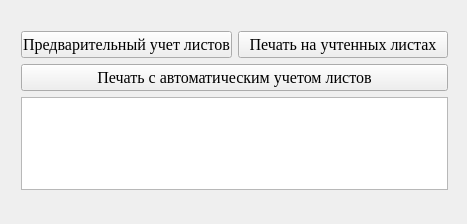
This is vp_plugins/safeFatPrinter/mainwindow.ui in sobiron236/cupsfilter as Qt 5 draws it before an edit. The edited form follows.
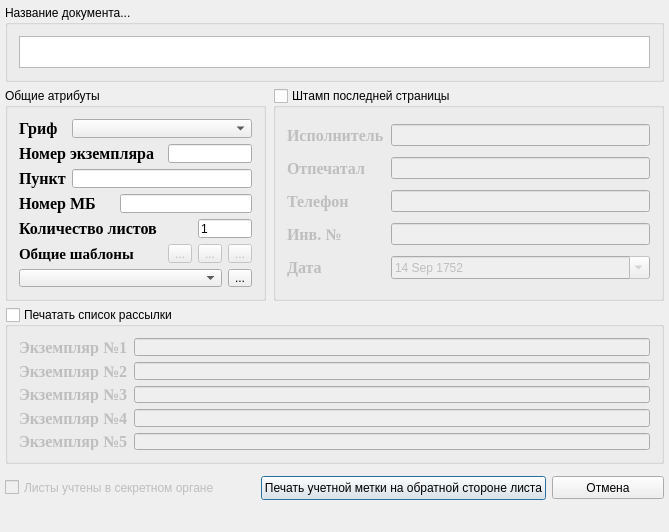
This is the edited form. Icons and pictures are not drawn.

Patch:
```diff
--- a/vp_plugins/safeFatPrinter/mainwindow.ui
+++ b/vp_plugins/safeFatPrinter/mainwindow.ui
@@ -6,68 +6,613 @@
    <rect>
     <x>0</x>
     <y>0</y>
-    <width>467</width>
-    <height>224</height>
+    <width>669</width>
+    <height>532</height>
    </rect>
   </property>
   <property name="windowTitle">
    <string>Защищенная печать</string>
   </property>
   <widget class="QWidget" name="centralWidget">
-   <widget class="QWidget" name="gridLayoutWidget">
+   <widget class="QGroupBox" name="reciversListGroupBoxChecked">
     <property name="geometry">
      <rect>
-      <x>10</x>
-      <y>20</y>
-      <width>449</width>
-      <height>181</height>
+      <x>5</x>
+      <y>307</y>
+      <width>659</width>
+      <height>157</height>
      </rect>
+    </property>
+    <property name="title">
+     <string>Печатать список рассылки</string>
+    </property>
+    <property name="checkable">
+     <bool>true</bool>
+    </property>
+    <property name="checked">
+     <bool>false</bool>
+    </property>
+    <layout class="QGridLayout" name="gridLayout_4">
+     <item row="0" column="0">
+      <widget class="QLabel" name="label_17">
+       <property name="font">
+        <font>
+         <family>Times New Roman</family>
+         <pointsize>12</pointsize>
+         <weight>75</weight>
+         <bold>true</bold>
+        </font>
+       </property>
+       <property name="text">
+        <string>Экземпляр №1</string>
+       </property>
+      </widget>
+     </item>
+     <item row="0" column="1">
+      <widget class="QLineEdit" name="reciverOne_lineEd">
+       <property name="enabled">
+        <bool>false</bool>
+       </property>
+      </widget>
+     </item>
+     <item row="1" column="0">
+      <widget class="QLabel" name="label_18">
+       <property name="font">
+        <font>
+         <family>Times New Roman</family>
+         <pointsize>12</pointsize>
+         <weight>75</weight>
+         <bold>true</bold>
+        </font>
+       </property>
+       <property name="text">
+        <string>Экземпляр №2</string>
+       </property>
+      </widget>
+     </item>
+     <item row="1" column="1">
+      <widget class="QLineEdit" name="reciverTwo_lineEd">
+       <property name="enabled">
+        <bool>false</bool>
+       </property>
+      </widget>
+     </item>
+     <item row="2" column="0">
+      <widget class="QLabel" name="label_19">
+       <property name="font">
+        <font>
+         <family>Times New Roman</family>
+         <pointsize>12</pointsize>
+         <weight>75</weight>
+         <bold>true</bold>
+        </font>
+       </property>
+       <property name="text">
+        <string>Экземпляр №3</string>
+       </property>
+      </widget>
+     </item>
+     <item row="3" column="0">
+      <widget class="QLabel" name="label_20">
+       <property name="font">
+        <font>
+         <family>Times New Roman</family>
+         <pointsize>12</pointsize>
+         <weight>75</weight>
+         <bold>true</bold>
+        </font>
+       </property>
+       <property name="text">
+        <string>Экземпляр №4</string>
+       </property>
+      </widget>
+     </item>
+     <item row="4" column="0">
+      <widget class="QLabel" name="label_21">
+       <property name="font">
+        <font>
+         <family>Times New Roman</family>
+         <pointsize>12</pointsize>
+         <weight>75</weight>
+         <bold>true</bold>
+        </font>
+       </property>
+       <property name="text">
+        <string>Экземпляр №5</string>
+       </property>
+      </widget>
+     </item>
+     <item row="3" column="1">
+      <widget class="QLineEdit" name="reciverFour_lineEd">
+       <property name="enabled">
+        <bool>false</bool>
+       </property>
+       <property name="inputMask">
+        <string/>
+       </property>
+       <property name="text">
+        <string/>
+       </property>
+      </widget>
+     </item>
+     <item row="2" column="1">
+      <widget class="QLineEdit" name="reciverThree_lineEd">
+       <property name="enabled">
+        <bool>false</bool>
+       </property>
+       <property name="inputMask">
+        <string/>
+       </property>
+      </widget>
+     </item>
+     <item row="4" column="1">
+      <widget class="QLineEdit" name="reciverFive_lineEd">
+       <property name="enabled">
+        <bool>false</bool>
+       </property>
+       <property name="inputMask">
+        <string/>
+       </property>
+       <property name="text">
+        <string/>
+       </property>
+      </widget>
+     </item>
+    </layout>
+   </widget>
+   <widget class="QGroupBox" name="commonGroupBox">
+    <property name="enabled">
+     <bool>true</bool>
+    </property>
+    <property name="geometry">
+     <rect>
+      <x>5</x>
+      <y>88</y>
+      <width>261</width>
+      <height>213</height>
+     </rect>
+    </property>
+    <property name="title">
+     <string>Общие атрибуты</string>
     </property>
     <layout class="QGridLayout" name="gridLayout">
      <item row="0" column="0">
-      <widget class="QPushButton" name="pushButton">
+      <widget class="QLabel" name="label">
        <property name="font">
         <font>
          <family>Times New Roman</family>
          <pointsize>12</pointsize>
-         <stylestrategy>PreferAntialias</stylestrategy>
+         <weight>75</weight>
+         <bold>true</bold>
         </font>
        </property>
        <property name="text">
-        <string>  Предварительный учет листов  </string>
+        <string>Гриф</string>
+       </property>
+      </widget>
+     </item>
+     <item row="0" column="1" colspan="5">
+      <widget class="QComboBox" name="secretCBox">
+       <property name="currentIndex">
+        <number>-1</number>
+       </property>
+      </widget>
+     </item>
+     <item row="1" column="0" colspan="3">
+      <widget class="QLabel" name="label_2">
+       <property name="font">
+        <font>
+         <family>Times New Roman</family>
+         <pointsize>12</pointsize>
+         <weight>75</weight>
+         <bold>true</bold>
+        </font>
+       </property>
+       <property name="text">
+        <string>Номер экземпляра</string>
+       </property>
+      </widget>
+     </item>
+     <item row="1" column="3" colspan="3">
+      <widget class="QLineEdit" name="copyNumberLineEd"/>
+     </item>
+     <item row="2" column="0">
+      <widget class="QLabel" name="label_3">
+       <property name="font">
+        <font>
+         <family>Times New Roman</family>
+         <pointsize>12</pointsize>
+         <weight>75</weight>
+         <bold>true</bold>
+        </font>
+       </property>
+       <property name="text">
+        <string>Пункт</string>
+       </property>
+      </widget>
+     </item>
+     <item row="2" column="1" colspan="5">
+      <widget class="QLineEdit" name="punktLineEd"/>
+     </item>
+     <item row="3" column="0" colspan="2">
+      <widget class="QLabel" name="label_4">
+       <property name="font">
+        <font>
+         <family>Times New Roman</family>
+         <pointsize>12</pointsize>
+         <weight>75</weight>
+         <bold>true</bold>
+        </font>
+       </property>
+       <property name="text">
+        <string>Номер МБ</string>
+       </property>
+      </widget>
+     </item>
+     <item row="3" column="2" colspan="4">
+      <widget class="QLineEdit" name="mbNumberLineEd"/>
+     </item>
+     <item row="4" column="0" colspan="3">
+      <widget class="QLabel" name="label_15">
+       <property name="font">
+        <font>
+         <family>Times New Roman</family>
+         <pointsize>12</pointsize>
+         <weight>75</weight>
+         <bold>true</bold>
+        </font>
+       </property>
+       <property name="text">
+        <string>Количество листов</string>
+       </property>
+      </widget>
+     </item>
+     <item row="4" column="4" colspan="2">
+      <widget class="QLineEdit" name="pageCountEd">
+       <property name="inputMask">
+        <string>Dddd; </string>
+       </property>
+       <property name="text">
+        <string>1</string>
+       </property>
+      </widget>
+     </item>
+     <item row="5" column="0" colspan="3">
+      <widget class="QLabel" name="tmplLabel">
+       <property name="font">
+        <font>
+         <family>Times New Roman</family>
+         <pointsize>11</pointsize>
+         <weight>75</weight>
+         <italic>false</italic>
+         <bold>true</bold>
+         <kerning>false</kerning>
+        </font>
+       </property>
+       <property name="text">
+        <string>Общие шаблоны</string>
+       </property>
+      </widget>
+     </item>
+     <item row="5" column="3">
+      <widget class="QToolButton" name="editTemplatesTBtn">
+       <property name="enabled">
+        <bool>false</bool>
+       </property>
+       <property name="toolTip">
+        <string>Редактирование текщего шаблона</string>
+       </property>
+       <property name="text">
+        <string>...</string>
+       </property>
+       <property name="icon">
+        <iconset resource="../../safeFatPrinter/branch/images.qrc">
+         <normaloff>:/images/handbook.png</normaloff>:/images/handbook.png</iconset>
+       </property>
+      </widget>
+     </item>
+     <item row="5" column="4">
+      <widget class="QToolButton" name="addTemplatesTBtn">
+       <property name="enabled">
+        <bool>false</bool>
+       </property>
+       <property name="text">
+        <string>...</string>
+       </property>
+       <property name="icon">
+        <iconset resource="../../safeFatPrinter/branch/images.qrc">
+         <normaloff>:/images/edit_add.png</normaloff>:/images/edit_add.png</iconset>
+       </property>
+      </widget>
+     </item>
+     <item row="5" column="5">
+      <widget class="QToolButton" name="dellTemplatesTBtn">
+       <property name="enabled">
+        <bool>false</bool>
+       </property>
+       <property name="text">
+        <string>...</string>
+       </property>
+       <property name="icon">
+        <iconset resource="../../safeFatPrinter/branch/images.qrc">
+         <normaloff>:/images/edit_remove.png</normaloff>:/images/edit_remove.png</iconset>
+       </property>
+      </widget>
+     </item>
+     <item row="6" column="0" colspan="5">
+      <widget class="QComboBox" name="templatesCbox">
+       <property name="toolTip">
+        <string>Выберите шаблон,который будет примен к текущему документу</string>
+       </property>
+       <property name="currentIndex">
+        <number>-1</number>
+       </property>
+      </widget>
+     </item>
+     <item row="6" column="5">
+      <widget class="QToolButton" name="switch_Local_GlolbalBtn">
+       <property name="toolTip">
+        <string>Выбор общих или индивидуальных шаблонов</string>
+       </property>
+       <property name="text">
+        <string>...</string>
+       </property>
+       <property name="icon">
+        <iconset resource="../../safeFatPrinter/branch/images.qrc">
+         <normaloff>:/images/user-32.png</normaloff>:/images/user-32.png</iconset>
+       </property>
+       <property name="checkable">
+        <bool>true</bool>
+       </property>
+      </widget>
+     </item>
+    </layout>
+   </widget>
+   <widget class="QGroupBox" name="groupBox_4">
+    <property name="geometry">
+     <rect>
+      <x>5</x>
+      <y>5</y>
+      <width>659</width>
+      <height>77</height>
+     </rect>
+    </property>
+    <property name="title">
+     <string>Название документа...</string>
+    </property>
+    <layout class="QGridLayout" name="gridLayout_3">
+     <item row="0" column="0">
+      <widget class="QPlainTextEdit" name="docName_plainTextEdit">
+       <property name="enabled">
+        <bool>true</bool>
+       </property>
+       <property name="maximumSize">
+        <size>
+         <width>641</width>
+         <height>41</height>
+        </size>
+       </property>
+       <property name="verticalScrollBarPolicy">
+        <enum>Qt::ScrollBarAsNeeded</enum>
+       </property>
+       <property name="horizontalScrollBarPolicy">
+        <enum>Qt::ScrollBarAlwaysOff</enum>
+       </property>
+       <property name="plainText">
+        <string/>
+       </property>
+      </widget>
+     </item>
+    </layout>
+   </widget>
+   <widget class="QPushButton" name="cancelBtn">
+    <property name="geometry">
+     <rect>
+      <x>552</x>
+      <y>476</y>
+      <width>112</width>
+      <height>23</height>
+     </rect>
+    </property>
+    <property name="text">
+     <string>Отмена</string>
+    </property>
+   </widget>
+   <widget class="QCheckBox" name="paperAccountsOutSide">
+    <property name="enabled">
+     <bool>false</bool>
+    </property>
+    <property name="geometry">
+     <rect>
+      <x>5</x>
+      <y>479</y>
+      <width>250</width>
+      <height>17</height>
+     </rect>
+    </property>
+    <property name="text">
+     <string>Листы учтены в секретном органе</string>
+    </property>
+   </widget>
+   <widget class="QPushButton" name="previewBtn">
+    <property name="enabled">
+     <bool>true</bool>
+    </property>
+    <property name="geometry">
+     <rect>
+      <x>261</x>
+      <y>476</y>
+      <width>285</width>
+      <height>24</height>
+     </rect>
+    </property>
+    <property name="text">
+     <string>Печать учетной метки на обратной стороне листа</string>
+    </property>
+    <property name="icon">
+     <iconset>
+      <normaloff>:/images/win/fileprint.png</normaloff>:/images/win/fileprint.png</iconset>
+    </property>
+    <property name="autoDefault">
+     <bool>true</bool>
+    </property>
+    <property name="default">
+     <bool>true</bool>
+    </property>
+   </widget>
+   <widget class="QGroupBox" name="lastPageGroupBoxChecked">
+    <property name="enabled">
+     <bool>true</bool>
+    </property>
+    <property name="geometry">
+     <rect>
+      <x>273</x>
+      <y>88</y>
+      <width>391</width>
+      <height>213</height>
+     </rect>
+    </property>
+    <property name="title">
+     <string>Штамп последней страницы</string>
+    </property>
+    <property name="checkable">
+     <bool>true</bool>
+    </property>
+    <property name="checked">
+     <bool>false</bool>
+    </property>
+    <layout class="QGridLayout" name="gridLayout_2">
+     <item row="0" column="0">
+      <widget class="QLabel" name="label_5">
+       <property name="font">
+        <font>
+         <family>Times New Roman</family>
+         <pointsize>12</pointsize>
+         <weight>75</weight>
+         <bold>true</bold>
+        </font>
+       </property>
+       <property name="text">
+        <string>Исполнитель</string>
        </property>
       </widget>
      </item>
      <item row="0" column="1">
-      <widget class="QPushButton" name="pushButton_2">
+      <widget class="QLineEdit" name="executor_lineEd">
+       <property name="enabled">
+        <bool>false</bool>
+       </property>
+      </widget>
+     </item>
+     <item row="1" column="0">
+      <widget class="QLabel" name="label_6">
        <property name="font">
         <font>
          <family>Times New Roman</family>
          <pointsize>12</pointsize>
-         <stylestrategy>PreferAntialias</stylestrategy>
+         <weight>75</weight>
+         <bold>true</bold>
         </font>
        </property>
        <property name="text">
-        <string>  Печать на учтенных листах  </string>
+        <string>Отпечатал</string>
        </property>
       </widget>
      </item>
-     <item row="1" column="0" colspan="2">
-      <widget class="QPushButton" name="pushButton_3">
+     <item row="1" column="1">
+      <widget class="QLineEdit" name="pressman_lineEd">
+       <property name="enabled">
+        <bool>false</bool>
+       </property>
+      </widget>
+     </item>
+     <item row="2" column="0">
+      <widget class="QLabel" name="label_7">
        <property name="font">
         <font>
          <family>Times New Roman</family>
          <pointsize>12</pointsize>
-         <stylestrategy>PreferAntialias</stylestrategy>
+         <weight>75</weight>
+         <bold>true</bold>
         </font>
        </property>
        <property name="text">
-        <string>Печать с автоматическим учетом листов</string>
+        <string>Телефон</string>
        </property>
       </widget>
      </item>
-     <item row="2" column="0" colspan="2">
-      <widget class="QTextEdit" name="textEdit"/>
+     <item row="3" column="0">
+      <widget class="QLabel" name="label_8">
+       <property name="font">
+        <font>
+         <family>Times New Roman</family>
+         <pointsize>12</pointsize>
+         <weight>75</weight>
+         <bold>true</bold>
+        </font>
+       </property>
+       <property name="text">
+        <string>Инв. №</string>
+       </property>
+      </widget>
+     </item>
+     <item row="5" column="0">
+      <widget class="QLabel" name="label_9">
+       <property name="font">
+        <font>
+         <family>Times New Roman</family>
+         <pointsize>12</pointsize>
+         <weight>75</weight>
+         <bold>true</bold>
+        </font>
+       </property>
+       <property name="text">
+        <string>Дата</string>
+       </property>
+      </widget>
+     </item>
+     <item row="3" column="1">
+      <widget class="QLineEdit" name="invNumber_lineEd">
+       <property name="enabled">
+        <bool>false</bool>
+       </property>
+       <property name="inputMask">
+        <string/>
+       </property>
+       <property name="text">
+        <string/>
+       </property>
+      </widget>
+     </item>
+     <item row="2" column="1">
+      <widget class="QLineEdit" name="telephone_lineEd">
+       <property name="enabled">
+        <bool>false</bool>
+       </property>
+       <property name="inputMask">
+        <string notr="true"/>
+       </property>
+      </widget>
+     </item>
+     <item row="5" column="1">
+      <widget class="QDateEdit" name="dateField_dateEd">
+       <property name="enabled">
+        <bool>false</bool>
+       </property>
+       <property name="dateTime">
+        <datetime>
+         <hour>0</hour>
+         <minute>0</minute>
+         <second>0</second>
+         <year>1752</year>
+         <month>9</month>
+         <day>14</day>
+        </datetime>
+       </property>
+       <property name="calendarPopup">
+        <bool>true</bool>
+       </property>
+      </widget>
      </item>
     </layout>
    </widget>
```
Left out of the diff: 4 changed lines with no effect on the pictures.
